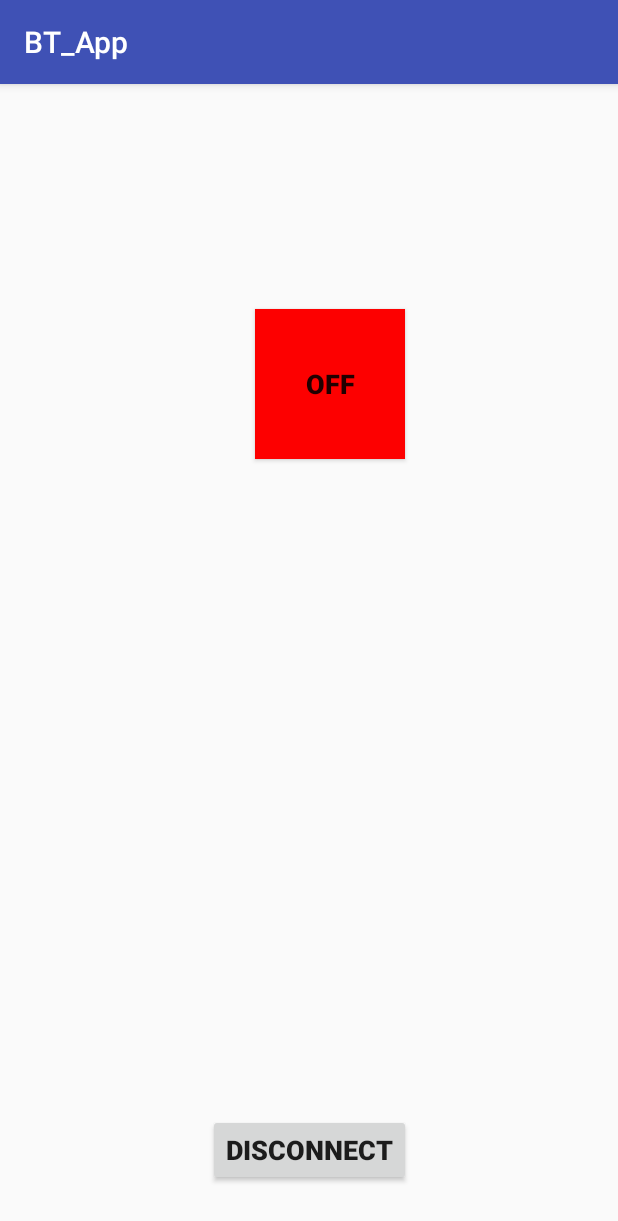
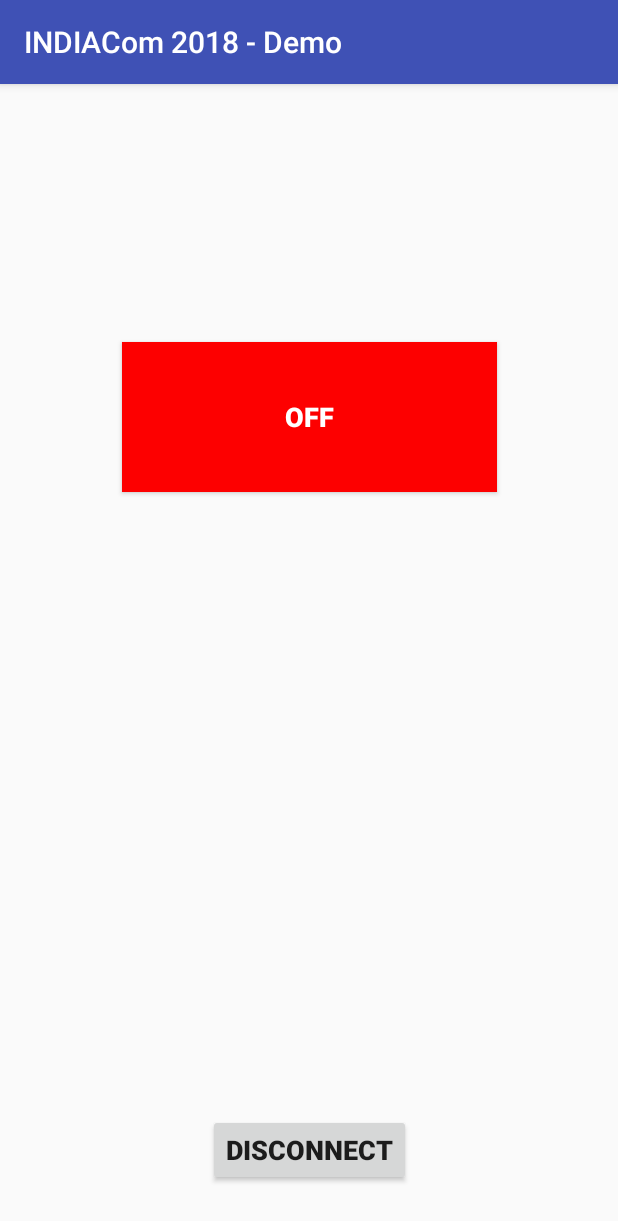
Before and after one commit to sahilgarg8901/BT_com, an Android app: the ControlActivity screen opened directly, with no data from a screen before it, after a tap on "ON", on a phone screen of 412 x 824 dp. Shown: the top 1221 px of the screen. Run offline under Robolectric (Android 15) with nearby library versions, the phone set to English and light mode, and no system bars; 4 statements that could not run were skipped; 1 other tap on this screen came first.

Commit message:
switch app with rectangular btn ready

```diff
--- a/BT_App/app/src/main/java/com/example/sahil/bt_app/ControlActivity.kt
+++ b/BT_App/app/src/main/java/com/example/sahil/bt_app/ControlActivity.kt
@@ -34,22 +34,21 @@ class ControlActivity : AppCompatActivity() {
         ConnectToDevice(this).execute()
         sendCommand("OFF")
         LightStatus = 0
-        PowerButton.setBackgroundColor(Color.parseColor("#FD0000"))
-        PowerButton.text = "OFF"
+        PowerButton.setBackgroundColor(Color.parseColor("#167415"))
+        PowerButton.text = "ON"
         PowerButton.setOnClickListener {
             if(LightStatus == 0){
                 sendCommand("ON")
                 LightStatus = 1
-                PowerButton.setBackgroundColor(Color.parseColor("#167415"))
-                PowerButton.text = "ON"
+                PowerButton.setBackgroundColor(Color.parseColor("#FD0000"))
+                PowerButton.text = "OFF"
             }else {
                 sendCommand("OFF")
                 LightStatus = 0
-                PowerButton.setBackgroundColor(Color.parseColor("#FD0000"))
-                PowerButton.text = "OFF"
+                PowerButton.setBackgroundColor(Color.parseColor("#167415"))
+                PowerButton.text = "ON"
             }
-        }/*
-        OffButton.setOnClickListener { sendCommand("OFF") }*/
+        }
         DisconnectButton.setOnClickListener{ disconnect() }
 
     }
--- a/BT_App/app/src/main/res/layout/activity_control.xml
+++ b/BT_App/app/src/main/res/layout/activity_control.xml
@@ -8,22 +8,22 @@
 
     <Button
         android:id="@+id/PowerButton"
-        android:layout_width="100dp"
+        android:layout_width="250dp"
         android:layout_height="100dp"
         android:layout_marginBottom="8dp"
-        android:layout_marginEnd="142dp"
-        android:layout_marginStart="154dp"
+        android:layout_marginEnd="67dp"
+        android:layout_marginStart="67dp"
         android:layout_marginTop="150dp"
         android:text="@string/power"
         android:textAlignment="center"
+        android:textColor="@android:color/white"
         android:textSize="18sp"
         android:textStyle="bold"
         app:layout_constraintBottom_toTopOf="@+id/DisconnectButton"
         app:layout_constraintEnd_toEndOf="parent"
-        app:layout_constraintHorizontal_bias="1.0"
         app:layout_constraintStart_toStartOf="parent"
         app:layout_constraintTop_toTopOf="parent"
-        app:layout_constraintVertical_bias="0.0" />
+        app:layout_constraintVertical_bias="0.052" />
 
     <Button
         android:id="@+id/DisconnectButton"
--- a/BT_App/app/src/main/res/values/strings.xml
+++ b/BT_App/app/src/main/res/values/strings.xml
@@ -1,5 +1,5 @@
 <resources>
-    <string name="app_name">BT_App</string>
+    <string name="app_name">INDIACom 2018 - Demo</string>
     <string name="refresh">REFRESH</string>
     <string name="disconnect">DISCONNECT</string>
     <string name="power">ON/OFF</string>
```
